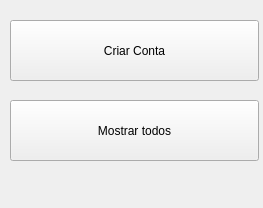
Before: the Qt Designer form Interface/interface.ui in fernandoamorim1703/ATM-Bank-Studying, drawn with Qt 5.
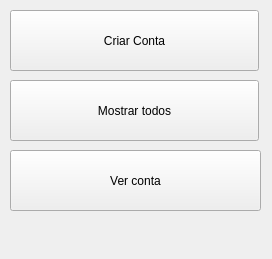
After: the same form once the commit is applied.

```diff
--- a/Interface/interface.ui
+++ b/Interface/interface.ui
@@ -6,8 +6,8 @@
    <rect>
     <x>0</x>
     <y>0</y>
-    <width>263</width>
-    <height>208</height>
+    <width>272</width>
+    <height>259</height>
    </rect>
   </property>
   <property name="windowTitle">
@@ -30,7 +30,7 @@
    <property name="geometry">
     <rect>
      <x>10</x>
-     <y>20</y>
+     <y>10</y>
      <width>249</width>
      <height>61</height>
     </rect>
@@ -43,7 +43,7 @@
    <property name="geometry">
     <rect>
      <x>10</x>
-     <y>100</y>
+     <y>80</y>
      <width>249</width>
      <height>61</height>
     </rect>
@@ -52,6 +52,19 @@
     <string>Mostrar todos</string>
    </property>
   </widget>
+  <widget class="QPushButton" name="btnSeeAccount">
+   <property name="geometry">
+    <rect>
+     <x>10</x>
+     <y>150</y>
+     <width>251</width>
+     <height>61</height>
+    </rect>
+   </property>
+   <property name="text">
+    <string>Ver conta</string>
+   </property>
+  </widget>
  </widget>
  <resources/>
  <connections/>
```
Left out of the diff: 2 changed lines with no effect on the pictures.
